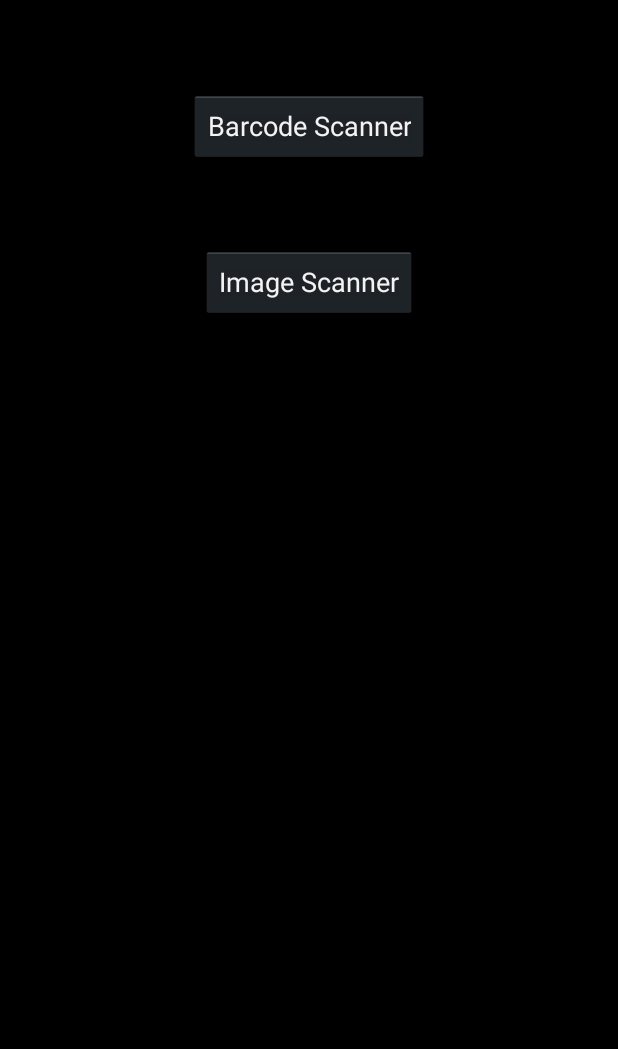
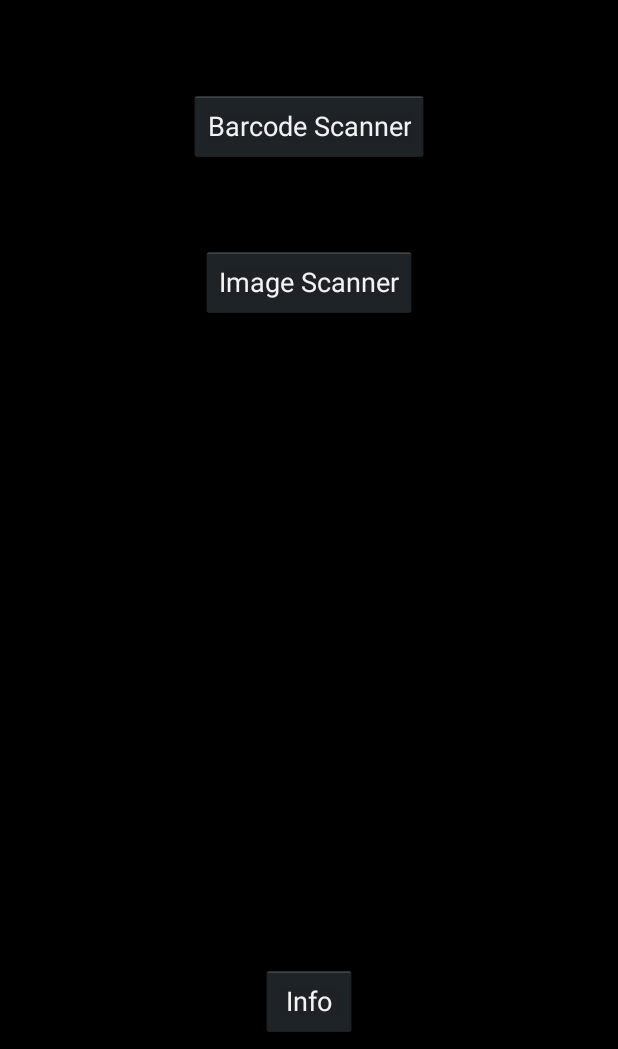
Before and after one commit to zainosaurus/SnapCycle, an Android app: the screen it shows after launch (MainActivity), on a phone screen of 412 x 824 dp, the part 187-1236 px from its top. Run offline under Robolectric (Android 15) with nearby library versions, the phone set to English and light mode, and no system bars; libraries missing offline, so code that uses them is left out: com.google.api.client, com.google.api.services; 15 statements that could not run were skipped.

Commit message:
Further refinement of the activities

```diff
--- a/app/src/main/AndroidManifest.xml
+++ b/app/src/main/AndroidManifest.xml
@@ -3,6 +3,7 @@
     package="tech.snapcycle">
 
     <uses-permission android:name="android.permission.INTERNET" />
+    <uses-permission android:name="android.permission.WRITE_EXTERNAL_STORAGE" />
 
     <uses-feature
         android:name="android.hardware.camera2"
--- a/app/src/main/java/tech/snapcycle/MainActivity.java
+++ b/app/src/main/java/tech/snapcycle/MainActivity.java
@@ -34,6 +34,7 @@ public class MainActivity extends Activity {
         setContentView(R.layout.activity_main);
         createListener(BarcodeActivity.class, R.id.barcode_button);
         createListener(ImageActivity.class, R.id.image_button);
+        createListener(null, R.id.app_info_button);
         visionTest();
     }
 
--- a/app/src/main/res/layout/activity_main.xml
+++ b/app/src/main/res/layout/activity_main.xml
@@ -12,7 +12,7 @@
         android:layout_width="wrap_content"
         android:layout_height="53dp"
         android:fontFamily="sans-serif-smallcaps"
-        android:text="Welcome to SnapCycle"
+        android:text="@string/welcome"
         android:textColor="@color/darkGreen"
         android:textSize="30sp"
         app:layout_constraintBottom_toBottomOf="parent"
@@ -28,7 +28,7 @@
         android:layout_marginStart="8dp"
         android:layout_marginTop="60dp"
         android:layout_marginEnd="8dp"
-        android:text="Barcode Scanner"
+        android:text="@string/barcode_start_button"
         app:layout_constraintEnd_toEndOf="parent"
         app:layout_constraintStart_toStartOf="parent"
         app:layout_constraintTop_toBottomOf="@+id/textView" />
@@ -40,9 +40,21 @@
         android:layout_marginStart="8dp"
         android:layout_marginTop="56dp"
         android:layout_marginEnd="8dp"
-        android:text="Image Scanner"
+        android:text="@string/image_start_button"
         app:layout_constraintEnd_toEndOf="parent"
         app:layout_constraintStart_toStartOf="parent"
         app:layout_constraintTop_toBottomOf="@+id/barcode_button" />
 
+    <Button
+        android:id="@+id/app_info_button"
+        android:layout_width="wrap_content"
+        android:layout_height="wrap_content"
+        android:layout_marginStart="8dp"
+        android:layout_marginEnd="8dp"
+        android:layout_marginBottom="8dp"
+        android:text="@string/app_info_button"
+        app:layout_constraintBottom_toBottomOf="parent"
+        app:layout_constraintEnd_toEndOf="parent"
+        app:layout_constraintStart_toStartOf="parent" />
+
 </android.support.constraint.ConstraintLayout>
--- a/app/src/main/res/values/strings.xml
+++ b/app/src/main/res/values/strings.xml
@@ -1,10 +1,18 @@
 <resources>
+    <!-- General Strings -->
+    <string name="return_button">Return</string>
+
+    <!-- Main activity strings -->
     <string name="app_name">SnapCycle</string>
-    <string name="titleString">Welcome to SnapCycle</string>
+    <string name="welcome">Welcome to SnapCycle</string>
+    <string name="barcode_start_button">Barcode Scanner</string>
+    <string name="image_start_button">Image Scanner</string>
+    <string name="app_info_button">Info</string>
 
+    <!-- Barcode activity strings -->
     <string name="title_activity_barcode">Barcode Scanner</string>
-    <string name="dummy_button">Dummy Button</string>
-    <string name="dummy_content">DUMMY\nCONTENT</string>
 
+    <!-- Image activity strings -->
     <string name="title_activity_image">Image Recognition Scanner</string>
+    <string name="image_activity_content_description">Image of the photo being used</string>
 </resources>
```
Also changed, not shown: app/src/main/java/tech/snapcycle/ImageActivity.java (+11 -0 lines), app/src/main/res/layout/barcode_activity.xml (+4 -4 lines), app/src/main/res/layout/image_activity.xml (+5 -5 lines).
